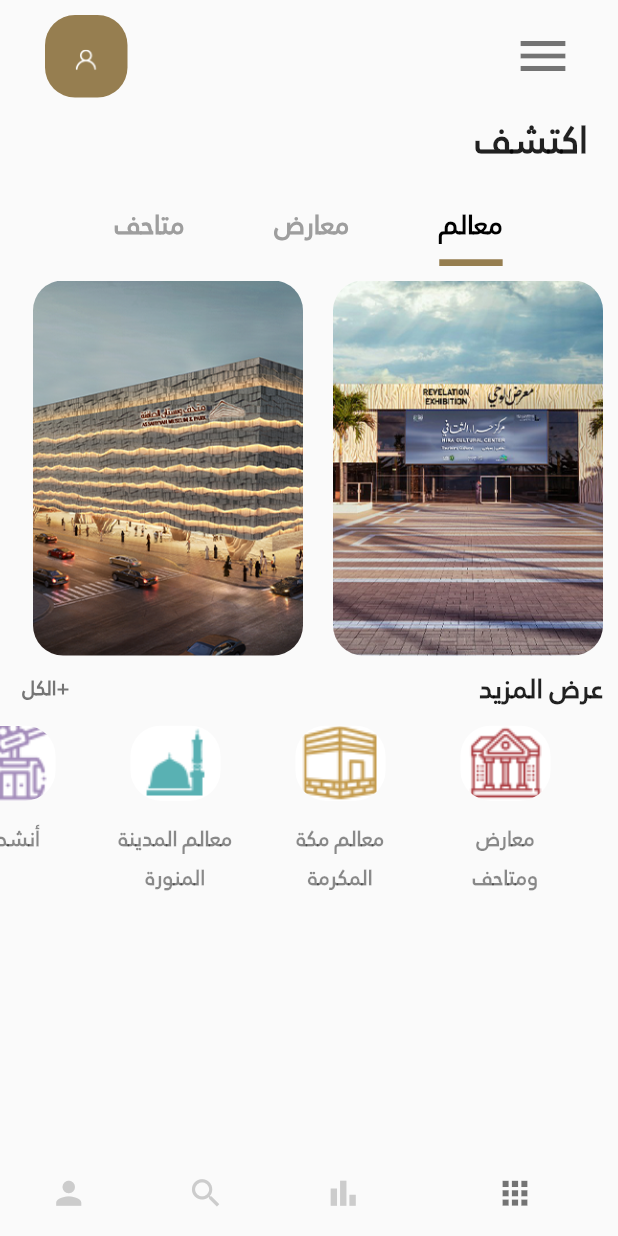
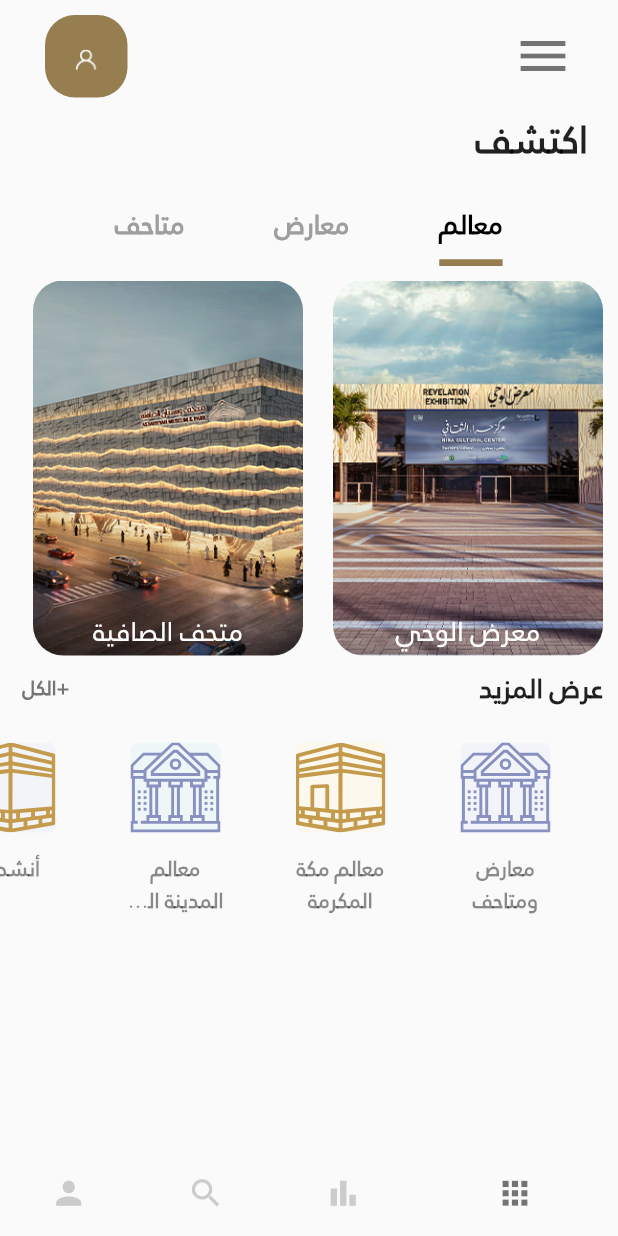
Before and after one commit to kontrol8/mzar, a Flutter app: the screen it shows after launch, on a phone screen of 412 x 824 dp. Run offline on Flutter 3.47's test engine with Material 2 defaults, Android fonts, the phone set to English and light mode, and no system bars; our stand-ins replace flutter_svg, qr_flutter.

Commit message:
Implement SVG

```diff
--- a/lib/misc/app_colors.dart
+++ b/lib/misc/app_colors.dart
@@ -1,5 +1,11 @@
-import 'package:flutter/cupertino.dart';
+import 'package:flutter/material.dart';
 
 class AppColors {
   static final Color AppMainColor = Color.fromRGBO(150, 126, 80, 5);
+  static final List<Color> AppIconColors = [
+    Color.fromRGBO(243, 244, 249, 5),
+    Color.fromRGBO(252, 248, 237, 5),
+    Color.fromRGBO(238, 246, 248, 5),
+    Color.fromRGBO(243, 244, 249, 5),
+  ];
 }
--- a/lib/pages/home_page.dart
+++ b/lib/pages/home_page.dart
@@ -1,4 +1,6 @@
 import 'package:flutter/material.dart';
+import 'package:flutter_svg/svg.dart';
+import 'package:mzar/misc/app_colors.dart';
 import 'package:mzar/pages/detail_page.dart';
 
 class HomePage extends StatefulWidget {
@@ -18,10 +20,10 @@ class _HomePageState extends State<HomePage> with TickerProviderStateMixin {
   };
   var tabGlobe = {"wahi.png": "معرض الوحي", "safiya.png": "متحف الصافية"};
   var menuIcons = {
-    "showroomicon.png": "معارض ومتاحف",
-    "makkahicon.png": "معالم مكة المكرمة",
-    "madinahicon.png": "معالم المدينة المنورة",
-    "activityicon.png": "أنشطة",
+    "museum.svg": "معارض ومتاحف",
+    "makkah.svg": "معالم مكة المكرمة",
+    "madinah.svg": "معالم المدينة المنورة",
+    "activity.svg": "أنشطة",
   };
   @override
   Widget build(BuildContext context) {
@@ -141,6 +143,23 @@ class _HomePageState extends State<HomePage> with TickerProviderStateMixin {
                                       tabGlobe.keys.elementAt(index)),
                                   fit: BoxFit.cover),
                             ),
+                            child: Container(
+                              height: 250,
+                              width: 180,
+                              child: Column(
+                                mainAxisAlignment: MainAxisAlignment.end,
+                                children: [
+                                  Text(
+                                    tabGlobe.values.elementAt(index),
+                                    style: TextStyle(
+                                      color: Colors.white,
+                                      fontFamily: "Janna",
+                                      fontSize: 18,
+                                    ),
+                                  ),
+                                ],
+                              ),
+                            ),
                           );
                         },
                       ),
@@ -213,11 +232,9 @@ class _HomePageState extends State<HomePage> with TickerProviderStateMixin {
                   ],
                 ),
               ),
-              SizedBox(
-                height: 5,
-              ),
+              SizedBox(height: 5),
               Container(
-                height: 130,
+                height: 165,
                 margin: const EdgeInsets.only(right: 20),
                 width: double.maxFinite,
                 child: Container(
@@ -234,30 +251,33 @@ class _HomePageState extends State<HomePage> with TickerProviderStateMixin {
                           Container(
                             margin: const EdgeInsets.only(right: 25, left: 25),
                             width: 60,
-                            height: 50,
+                            height: 60,
                             decoration: BoxDecoration(
-                              borderRadius: BorderRadius.circular(20),
-                              color: Colors.white,
-                              image: DecorationImage(
-                                  image: AssetImage("assets/images/" +
-                                      menuIcons.keys.elementAt(index)),
-                                  fit: BoxFit.cover),
+                                borderRadius: BorderRadius.circular(5),
+                                color: AppColors.AppIconColors[index]),
+                            child: Container(
+                              height: 30,
+                              width: 30,
+                              child: SvgPicture.asset(
+                                "assets/svg/" + menuIcons.keys.elementAt(index),
+                                matchTextDirection: true,
+                                fit: BoxFit.fitHeight,
+                              ),
                             ),
                           ),
-                          SizedBox(
-                            height: 5,
-                          ),
                           Container(
-                            width: 85,
+                            width: 70,
                             height: 60,
                             child: Text(
                               menuIcons.values.elementAt(index),
                               style: TextStyle(
-                                  overflow: TextOverflow.ellipsis,
                                   fontSize: 14,
                                   fontFamily: "janna",
                                   color: Colors.black45,
+                                  height: 1.5,
                                   fontWeight: FontWeight.bold),
+                              overflow: TextOverflow.ellipsis,
+                              //  softWrap: false,
                               maxLines: 2,
                               textAlign: TextAlign.center,
                             ),
--- a/pubspec.yaml
+++ b/pubspec.yaml
@@ -36,6 +36,7 @@ dependencies:
   cupertino_icons: ^1.0.2
   font_awesome_flutter: ^10.0.0
   qr_flutter: ^4.0.0
+  flutter_svg: ^1.0.3
 
 
 dev_dependencies:
@@ -64,6 +65,7 @@ flutter:
   assets:
    - assets/
    - assets/images/
+   - assets/svg/
 
 
   fonts:
```
Also changed, not shown: assets/svg/activity.svg (added), assets/svg/madinah.svg (added), assets/svg/main.svg (added), assets/svg/makkah.svg (added), assets/svg/museum.svg (added), assets/svg/profile.svg (added), assets/svg/search.svg (added), assets/svg/stats.svg (added), pubspec.lock.
